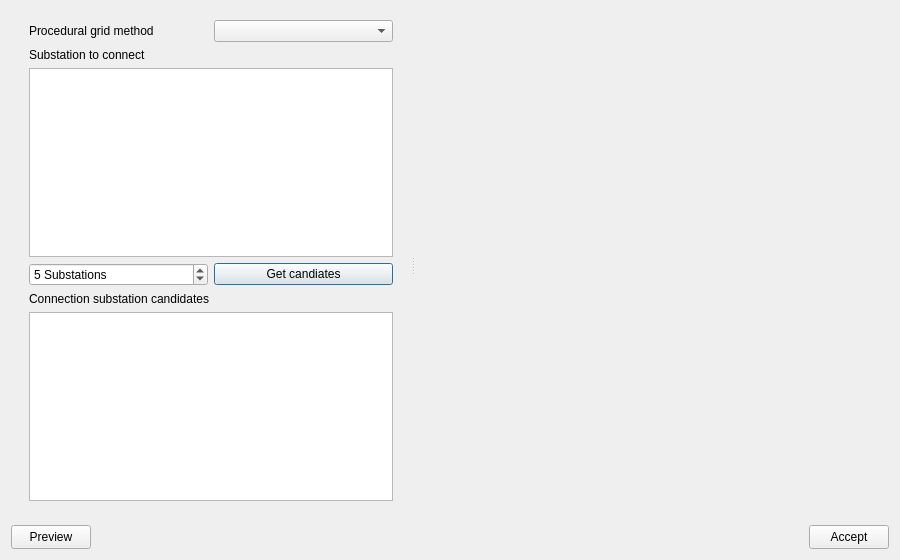
SanPen/VeraGrid, file src/VeraGrid/Gui/ProceduralGrid/procedural_grid_ui.ui: the form before one commit.
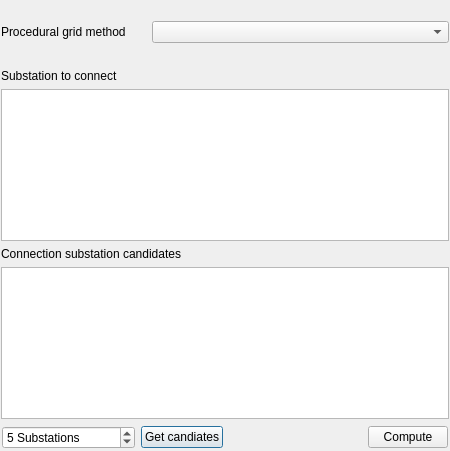
The form after the commit. Icons and pictures are not drawn. Custom widgets are drawn as their Qt base class.

What changed in the file:
```diff
--- a/src/VeraGrid/Gui/ProceduralGrid/procedural_grid_ui.ui
+++ b/src/VeraGrid/Gui/ProceduralGrid/procedural_grid_ui.ui
@@ -6,202 +6,93 @@
    <rect>
     <x>0</x>
     <y>0</y>
-    <width>900</width>
-    <height>560</height>
+    <width>450</width>
+    <height>451</height>
    </rect>
   </property>
   <property name="windowTitle">
    <string>Procedural grid expansion</string>
   </property>
-  <property name="windowIcon">
-   <iconset resource="../Icons/icons.qrc">
-    <normaloff>:/Icons/icons/automatic_layout.png</normaloff>:/Icons/icons/automatic_layout.png</iconset>
-  </property>
-  <layout class="QVBoxLayout" name="verticalLayout">
-   <item>
-    <widget class="QSplitter" name="splitter">
+  <layout class="QGridLayout" name="gridLayout">
+   <property name="leftMargin">
+    <number>1</number>
+   </property>
+   <property name="topMargin">
+    <number>1</number>
+   </property>
+   <property name="rightMargin">
+    <number>1</number>
+   </property>
+   <property name="bottomMargin">
+    <number>1</number>
+   </property>
+   <item row="4" column="0">
+    <widget class="QLabel" name="label_4">
+     <property name="text">
+      <string/>
+     </property>
+    </widget>
+   </item>
+   <item row="6" column="0" colspan="3">
+    <widget class="QListView" name="targetSubstationListView"/>
+   </item>
+   <item row="9" column="1">
+    <spacer name="verticalSpacer">
      <property name="orientation">
-      <enum>Qt::Orientation::Horizontal</enum>
+      <enum>Qt::Orientation::Vertical</enum>
      </property>
-     <widget class="QFrame" name="leftFrame">
-      <property name="maximumSize">
-       <size>
-        <width>400</width>
-        <height>16777215</height>
-       </size>
-      </property>
-      <property name="frameShape">
-       <enum>QFrame::Shape::NoFrame</enum>
-      </property>
-      <property name="frameShadow">
-       <enum>QFrame::Shadow::Raised</enum>
-      </property>
-      <layout class="QVBoxLayout" name="leftVerticalLayout">
-       <property name="topMargin">
-        <number>0</number>
-       </property>
-       <item>
-        <widget class="QFrame" name="parametersFrame">
-         <property name="frameShape">
-          <enum>QFrame::Shape::NoFrame</enum>
-         </property>
-         <property name="frameShadow">
-          <enum>QFrame::Shadow::Raised</enum>
-         </property>
-         <layout class="QGridLayout" name="gridLayout">
-          <item row="0" column="0">
-           <widget class="QLabel" name="label">
-            <property name="text">
-             <string>Procedural grid method</string>
-            </property>
-           </widget>
-          </item>
-          <item row="0" column="1">
-           <widget class="QComboBox" name="methodComboBox"/>
-          </item>
-          <item row="1" column="0" colspan="2">
-           <widget class="QLabel" name="label_3">
-            <property name="text">
-             <string>Substation to connect</string>
-            </property>
-           </widget>
-          </item>
-          <item row="2" column="0" colspan="2">
-           <widget class="QListView" name="targetSubstationListView"/>
-          </item>
-          <item row="3" column="0">
-           <widget class="QSpinBox" name="topClosestSpinBox">
-            <property name="suffix">
-             <string> Substations</string>
-            </property>
-            <property name="minimum">
-             <number>1</number>
-            </property>
-            <property name="maximum">
-             <number>9999999</number>
-            </property>
-            <property name="value">
-             <number>5</number>
-            </property>
-           </widget>
-          </item>
-          <item row="3" column="1">
-           <widget class="QPushButton" name="computeCandidatesButton">
-            <property name="toolTip">
-             <string>Compute the N closest candiate substations</string>
-            </property>
-            <property name="text">
-             <string>Get candiates</string>
-            </property>
-           </widget>
-          </item>
-          <item row="4" column="0" colspan="2">
-           <widget class="QLabel" name="label_2">
-            <property name="text">
-             <string>Connection substation candidates</string>
-            </property>
-           </widget>
-          </item>
-          <item row="5" column="0" colspan="2">
-           <widget class="QListView" name="candidateSubstationListView">
-            <property name="toolTip">
-             <string>List of subations that can be connected to the selected substations</string>
-            </property>
-           </widget>
-          </item>
-         </layout>
-        </widget>
-       </item>
-      </layout>
-     </widget>
-     <widget class="QFrame" name="plotFrame">
-      <property name="frameShape">
-       <enum>QFrame::Shape::NoFrame</enum>
-      </property>
-      <property name="frameShadow">
-       <enum>QFrame::Shadow::Raised</enum>
-      </property>
-      <layout class="QVBoxLayout" name="plotVerticalLayout">
-       <property name="leftMargin">
-        <number>0</number>
-       </property>
-       <property name="topMargin">
-        <number>0</number>
-       </property>
-       <property name="rightMargin">
-        <number>0</number>
-       </property>
-       <property name="bottomMargin">
-        <number>0</number>
-       </property>
-       <item>
-        <widget class="QLabel" name="summaryLabel">
-         <property name="text">
-          <string/>
-         </property>
-         <property name="wordWrap">
-          <bool>true</bool>
-         </property>
-        </widget>
-       </item>
-       <item>
-        <widget class="MatplotlibWidget" name="plotWidget" native="true">
-         <property name="sizePolicy">
-          <sizepolicy hsizetype="Expanding" vsizetype="Expanding">
-           <horstretch>0</horstretch>
-           <verstretch>1</verstretch>
-          </sizepolicy>
-         </property>
-        </widget>
-       </item>
-      </layout>
-     </widget>
-    </widget>
-   </item>
-   <item>
-    <widget class="QFrame" name="buttonsFrame">
-     <property name="maximumSize">
+     <property name="sizeHint" stdset="0">
       <size>
-       <width>16777215</width>
-       <height>36</height>
+       <width>20</width>
+       <height>40</height>
       </size>
      </property>
+    </spacer>
+   </item>
+   <item row="10" column="0" colspan="3">
+    <widget class="QFrame" name="frame">
      <property name="frameShape">
       <enum>QFrame::Shape::NoFrame</enum>
      </property>
      <property name="frameShadow">
       <enum>QFrame::Shadow::Raised</enum>
      </property>
-     <layout class="QHBoxLayout" name="buttonsHorizontalLayout">
+     <layout class="QHBoxLayout" name="horizontalLayout">
       <property name="leftMargin">
-       <number>0</number>
+       <number>1</number>
       </property>
       <property name="topMargin">
-       <number>0</number>
+       <number>1</number>
       </property>
       <property name="rightMargin">
-       <number>0</number>
+       <number>1</number>
       </property>
       <property name="bottomMargin">
-       <number>0</number>
+       <number>1</number>
       </property>
       <item>
-       <widget class="QPushButton" name="previewButton">
-        <property name="minimumSize">
-         <size>
-          <width>24</width>
-          <height>24</height>
-         </size>
+       <widget class="QSpinBox" name="topClosestSpinBox">
+        <property name="suffix">
+         <string> Substations</string>
         </property>
+        <property name="minimum">
+         <number>1</number>
+        </property>
+        <property name="maximum">
+         <number>9999999</number>
+        </property>
+        <property name="value">
+         <number>5</number>
+        </property>
+       </widget>
+      </item>
+      <item>
+       <widget class="QPushButton" name="computeCandidatesButton">
         <property name="toolTip">
          <string>Preview</string>
         </property>
         <property name="text">
-         <string>Preview</string>
-        </property>
-        <property name="icon">
-         <iconset resource="../Icons/icons.qrc">
-          <normaloff>:/Icons/icons/run_cascade_step.png</normaloff>:/Icons/icons/run_cascade_step.png</iconset>
+         <string>Get candiates</string>
         </property>
        </widget>
       </item>
@@ -219,38 +110,55 @@
        </spacer>
       </item>
       <item>
-       <widget class="QPushButton" name="acceptButton">
-        <property name="minimumSize">
-         <size>
-          <width>24</width>
-          <height>24</height>
-         </size>
-        </property>
-        <property name="toolTip">
-         <string>Create Grid</string>
-        </property>
+       <widget class="QPushButton" name="computeButton">
         <property name="text">
-         <string>Accept</string>
-        </property>
-        <property name="icon">
-         <iconset resource="../Icons/icons.qrc">
-          <normaloff>:/Icons/icons/color_grid.png</normaloff>:/Icons/icons/color_grid.png</iconset>
+         <string>Compute</string>
         </property>
        </widget>
       </item>
      </layout>
     </widget>
    </item>
+   <item row="1" column="1" colspan="2">
+    <widget class="QComboBox" name="methodComboBox"/>
+   </item>
+   <item row="0" column="0">
+    <widget class="QLabel" name="label_5">
+     <property name="text">
+      <string/>
+     </property>
+    </widget>
+   </item>
+   <item row="1" column="0">
+    <widget class="QLabel" name="label">
+     <property name="text">
+      <string>Procedural grid method</string>
+     </property>
+    </widget>
+   </item>
+   <item row="8" column="0" colspan="3">
+    <widget class="QListView" name="candidateSubstationListView">
+     <property name="toolTip">
+      <string>List of subations that can be connected to the selected substations</string>
+     </property>
+    </widget>
+   </item>
+   <item row="7" column="0" colspan="3">
+    <widget class="QLabel" name="label_2">
+     <property name="text">
+      <string>Connection substation candidates</string>
+     </property>
+    </widget>
+   </item>
+   <item row="5" column="0" colspan="3">
+    <widget class="QLabel" name="label_3">
+     <property name="text">
+      <string>Substation to connect</string>
+     </property>
+    </widget>
+   </item>
   </layout>
  </widget>
- <customwidgets>
-  <customwidget>
-   <class>MatplotlibWidget</class>
-   <extends>QWidget</extends>
-   <header>.matplotlibwidget</header>
-   <container>1</container>
-  </customwidget>
- </customwidgets>
  <resources>
   <include location="../Icons/icons.qrc"/>
  </resources>
```
Left out of the diff: 4 changed lines with no effect on the pictures.
